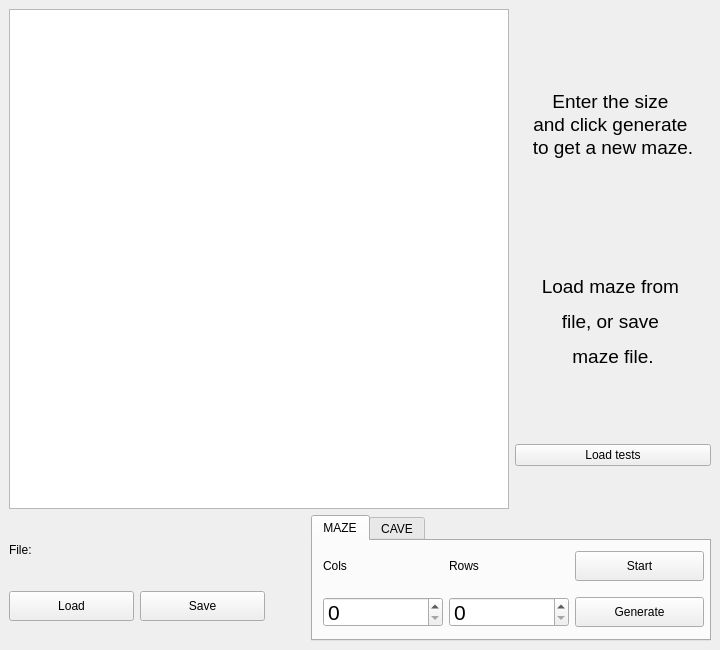
Old version of the form src/view/maze_qt_view/maze_main_win.ui in the repository ArturDV-main/Perfect-Maze-Generator-CPP.
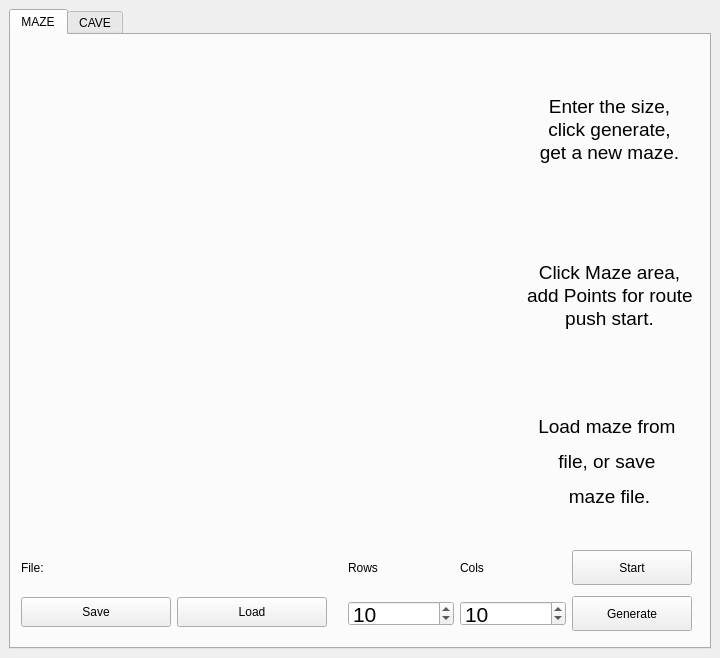
New version of the form. Custom widgets are drawn as their Qt base class.

Diff of the .ui file:
```diff
--- a/src/view/maze_qt_view/maze_main_win.ui
+++ b/src/view/maze_qt_view/maze_main_win.ui
@@ -7,15 +7,9 @@
     <x>0</x>
     <y>0</y>
     <width>720</width>
-    <height>650</height>
+    <height>658</height>
    </rect>
   </property>
-  <property name="sizePolicy">
-   <sizepolicy hsizetype="Preferred" vsizetype="Preferred">
-    <horstretch>0</horstretch>
-    <verstretch>0</verstretch>
-   </sizepolicy>
-  </property>
   <property name="minimumSize">
    <size>
     <width>720</width>
@@ -24,25 +18,77 @@
   </property>
   <property name="maximumSize">
    <size>
-    <width>1920</width>
-    <height>1080</height>
+    <width>16777215</width>
+    <height>16777215</height>
    </size>
   </property>
+  <property name="font">
+   <font>
+    <family>Arial</family>
+   </font>
+  </property>
   <property name="windowTitle">
    <string>MAZE CPP</string>
   </property>
   <widget class="QWidget" name="centralwidget">
+   <property name="sizePolicy">
+    <sizepolicy hsizetype="Fixed" vsizetype="Fixed">
+     <horstretch>0</horstretch>
+     <verstretch>0</verstretch>
+    </sizepolicy>
+   </property>
+   <property name="minimumSize">
+    <size>
+     <width>720</width>
+     <height>658</height>
+    </size>
+   </property>
    <property name="maximumSize">
     <size>
      <width>720</width>
-     <height>700</height>
+     <height>658</height>
     </size>
    </property>
    <layout class="QVBoxLayout" name="verticalLayout_3">
     <item>
+     <widget class="QTabWidget" name="tabWidget">
+      <property name="minimumSize">
+       <size>
+        <width>360</width>
+        <height>130</height>
+       </size>
+      </property>
+      <property name="maximumSize">
+       <size>
+        <width>730</width>
+        <height>650</height>
+       </size>
+      </property>
+      <property name="currentIndex">
+       <number>0</number>
+      </property>
+      <widget class="QWidget" name="tab_3">
+       <attribute name="title">
+        <string>MAZE</string>
+       </attribute>
+       <widget class="QWidget" name="layoutWidget">
+        <property name="geometry">
+         <rect>
+          <x>10</x>
+          <y>10</y>
+          <width>671</width>
+          <height>502</height>
+         </rect>
+        </property>
      <layout class="QHBoxLayout" name="horizontalLayout_2">
       <item>
-       <widget class="QGraphicsView" name="graphicsView">
+          <widget class="SceneGL" name="openGlView" native="true">
+           <property name="sizePolicy">
+            <sizepolicy hsizetype="Fixed" vsizetype="Fixed">
+             <horstretch>0</horstretch>
+             <verstretch>0</verstretch>
+            </sizepolicy>
+           </property>
         <property name="minimumSize">
          <size>
           <width>500</width>
@@ -75,17 +121,54 @@
           </property>
           <property name="font">
            <font>
+               <family>Arial</family>
             <pointsize>14</pointsize>
+               <bold>false</bold>
            </font>
           </property>
           <property name="text">
            <string>&lt;!DOCTYPE HTML PUBLIC &quot;-//W3C//DTD HTML 4.0//EN&quot; &quot;http://www.w3.org/TR/REC-html40/strict.dtd&quot;&gt;
 &lt;html&gt;&lt;head&gt;&lt;meta name=&quot;qrichtext&quot; content=&quot;1&quot; /&gt;&lt;style type=&quot;text/css&quot;&gt;
 p, li { white-space: pre-wrap; }
-&lt;/style&gt;&lt;/head&gt;&lt;body style=&quot; font-family:'Sans Serif'; font-size:9pt; font-weight:400; font-style:normal;&quot;&gt;
-&lt;p align=&quot;center&quot; style=&quot; margin-top:0px; margin-bottom:0px; margin-left:0px; margin-right:0px; -qt-block-indent:0; text-indent:0px;&quot;&gt;&lt;span style=&quot; font-size:14pt;&quot;&gt;Enter the size &lt;/span&gt;&lt;/p&gt;
-&lt;p align=&quot;center&quot; style=&quot; margin-top:0px; margin-bottom:0px; margin-left:0px; margin-right:0px; -qt-block-indent:0; text-indent:0px;&quot;&gt;&lt;span style=&quot; font-size:14pt;&quot;&gt;and click generate &lt;/span&gt;&lt;/p&gt;
-&lt;p align=&quot;center&quot; style=&quot; margin-top:0px; margin-bottom:0px; margin-left:0px; margin-right:0px; -qt-block-indent:0; text-indent:0px;&quot;&gt;&lt;span style=&quot; font-size:14pt;&quot;&gt;to get a new maze.&lt;/span&gt;&lt;/p&gt;&lt;/body&gt;&lt;/html&gt;</string>
+&lt;/style&gt;&lt;/head&gt;&lt;body style=&quot; font-family:'Arial'; font-size:14pt; font-weight:400; font-style:normal;&quot;&gt;
+&lt;p align=&quot;center&quot; style=&quot; margin-top:0px; margin-bottom:0px; margin-left:0px; margin-right:0px; -qt-block-indent:0; text-indent:0px;&quot;&gt;Enter the size,&lt;/p&gt;
+&lt;p align=&quot;center&quot; style=&quot; margin-top:0px; margin-bottom:0px; margin-left:0px; margin-right:0px; -qt-block-indent:0; text-indent:0px;&quot;&gt;click generate,&lt;/p&gt;
+&lt;p align=&quot;center&quot; style=&quot; margin-top:0px; margin-bottom:0px; margin-left:0px; margin-right:0px; -qt-block-indent:0; text-indent:0px;&quot;&gt;get a new maze.&lt;/p&gt;&lt;/body&gt;&lt;/html&gt;</string>
+             </property>
+             <property name="scaledContents">
+              <bool>true</bool>
+             </property>
+            </widget>
+           </item>
+           <item>
+            <widget class="QLabel" name="label_2">
+             <property name="minimumSize">
+              <size>
+               <width>150</width>
+               <height>120</height>
+              </size>
+             </property>
+             <property name="maximumSize">
+              <size>
+               <width>200</width>
+               <height>150</height>
+              </size>
+             </property>
+             <property name="font">
+              <font>
+               <family>Arial</family>
+               <pointsize>14</pointsize>
+               <bold>false</bold>
+              </font>
+             </property>
+             <property name="text">
+              <string>&lt;!DOCTYPE HTML PUBLIC &quot;-//W3C//DTD HTML 4.0//EN&quot; &quot;http://www.w3.org/TR/REC-html40/strict.dtd&quot;&gt;
+&lt;html&gt;&lt;head&gt;&lt;meta name=&quot;qrichtext&quot; content=&quot;1&quot; /&gt;&lt;meta charset=&quot;utf-8&quot; /&gt;&lt;style type=&quot;text/css&quot;&gt;
+p, li { white-space: pre-wrap; }
+&lt;/style&gt;&lt;/head&gt;&lt;body style=&quot; font-family:'Arial'; font-size:14pt; font-weight:400; font-style:normal;&quot;&gt;
+&lt;p align=&quot;center&quot; style=&quot; margin-top:0px; margin-bottom:0px; margin-left:0px; margin-right:0px; -qt-block-indent:0; text-indent:0px;&quot;&gt;&lt;span style=&quot; font-family:'Arial';&quot;&gt;Click Maze area,&lt;/span&gt;&lt;/p&gt;
+&lt;p align=&quot;center&quot; style=&quot; margin-top:0px; margin-bottom:0px; margin-left:0px; margin-right:0px; -qt-block-indent:0; text-indent:0px;&quot;&gt;&lt;span style=&quot; font-family:'Arial';&quot;&gt;add Points for route,&lt;/span&gt;&lt;/p&gt;
+&lt;p align=&quot;center&quot; style=&quot; margin-top:0px; margin-bottom:0px; margin-left:0px; margin-right:0px; -qt-block-indent:0; text-indent:0px;&quot;&gt;&lt;span style=&quot; font-family:'Arial';&quot;&gt;push start.&lt;/span&gt;&lt;/p&gt;&lt;/body&gt;&lt;/html&gt;</string>
           </property>
           <property name="scaledContents">
            <bool>true</bool>
@@ -108,7 +191,9 @@
           </property>
           <property name="font">
            <font>
+               <family>Arial</family>
             <pointsize>14</pointsize>
+               <bold>false</bold>
            </font>
           </property>
           <property name="text">
@@ -116,82 +201,33 @@
           </property>
          </widget>
         </item>
-        <item>
-         <widget class="QPushButton" name="button4_load_tests">
-          <property name="text">
-           <string>Load tests</string>
-          </property>
-          <property name="checkable">
-           <bool>true</bool>
-          </property>
-         </widget>
-        </item>
        </layout>
       </item>
      </layout>
-    </item>
-    <item>
-     <layout class="QHBoxLayout" name="horizontalLayout_4">
-      <item>
-       <layout class="QGridLayout" name="gridLayout_2">
-        <item row="6" column="2">
-         <widget class="QPushButton" name="button2_load_data">
-          <property name="minimumSize">
-           <size>
-            <width>120</width>
-            <height>20</height>
-           </size>
-          </property>
-          <property name="maximumSize">
-           <size>
-            <width>150</width>
-            <height>30</height>
-           </size>
-          </property>
-          <property name="text">
-           <string>Save</string>
-          </property>
-          <property name="checkable">
-           <bool>true</bool>
-          </property>
-         </widget>
-        </item>
-        <item row="6" column="0">
-         <widget class="QPushButton" name="button1_set_data">
-          <property name="minimumSize">
-           <size>
-            <width>120</width>
-            <height>20</height>
-           </size>
-          </property>
-          <property name="maximumSize">
-           <size>
-            <width>150</width>
-            <height>30</height>
-           </size>
-          </property>
-          <property name="text">
-           <string>Load</string>
-          </property>
-          <property name="checkable">
-           <bool>true</bool>
-          </property>
-          <property name="flat">
-           <bool>false</bool>
-          </property>
-         </widget>
-        </item>
-        <item row="1" column="0">
+       </widget>
+       <widget class="QWidget" name="layoutWidget1">
+        <property name="geometry">
+         <rect>
+          <x>10</x>
+          <y>510</y>
+          <width>671</width>
+          <height>91</height>
+         </rect>
+        </property>
+        <layout class="QHBoxLayout" name="horizontalLayout">
+         <item>
+          <layout class="QVBoxLayout" name="verticalLayout_2">
+           <item>
          <widget class="QLabel" name="label_6">
           <property name="minimumSize">
            <size>
-            <width>120</width>
+               <width>200</width>
             <height>20</height>
            </size>
           </property>
           <property name="maximumSize">
            <size>
-            <width>150</width>
+               <width>250</width>
             <height>30</height>
            </size>
           </property>
@@ -200,6 +236,57 @@
           </property>
          </widget>
         </item>
+           <item>
+            <layout class="QHBoxLayout" name="horizontalLayout_4">
+             <item>
+              <widget class="QPushButton" name="button_save">
+               <property name="minimumSize">
+                <size>
+                 <width>120</width>
+                 <height>20</height>
+                </size>
+               </property>
+               <property name="maximumSize">
+                <size>
+                 <width>150</width>
+                 <height>30</height>
+                </size>
+               </property>
+               <property name="text">
+                <string>Save</string>
+               </property>
+               <property name="checkable">
+                <bool>false</bool>
+               </property>
+              </widget>
+             </item>
+             <item>
+              <widget class="QPushButton" name="button_load">
+               <property name="minimumSize">
+                <size>
+                 <width>120</width>
+                 <height>20</height>
+                </size>
+               </property>
+               <property name="maximumSize">
+                <size>
+                 <width>150</width>
+                 <height>30</height>
+                </size>
+               </property>
+               <property name="text">
+                <string>Load</string>
+               </property>
+               <property name="checkable">
+                <bool>false</bool>
+               </property>
+               <property name="flat">
+                <bool>false</bool>
+               </property>
+              </widget>
+             </item>
+            </layout>
+           </item>
        </layout>
       </item>
       <item>
@@ -212,134 +299,67 @@
         </property>
         <property name="sizeHint" stdset="0">
          <size>
-          <width>40</width>
+             <width>15</width>
           <height>20</height>
          </size>
         </property>
        </spacer>
       </item>
       <item>
-       <layout class="QVBoxLayout" name="verticalLayout_2">
-        <item>
-         <widget class="QTabWidget" name="tabWidget">
-          <property name="maximumSize">
-           <size>
-            <width>400</width>
-            <height>200</height>
-           </size>
-          </property>
-          <property name="currentIndex">
-           <number>0</number>
-          </property>
-          <widget class="QWidget" name="tab_3">
-           <attribute name="title">
-            <string>MAZE</string>
-           </attribute>
-           <widget class="QWidget" name="layoutWidget">
-            <property name="geometry">
-             <rect>
-              <x>10</x>
-              <y>0</y>
-              <width>381</width>
-              <height>98</height>
-             </rect>
-            </property>
             <layout class="QGridLayout" name="gridLayout">
-             <item row="1" column="4">
-              <widget class="QPushButton" name="button3_add_tests">
-               <property name="minimumSize">
-                <size>
-                 <width>120</width>
-                 <height>30</height>
-                </size>
-               </property>
-               <property name="maximumSize">
-                <size>
-                 <width>150</width>
-                 <height>40</height>
-                </size>
-               </property>
-               <property name="text">
-                <string>Generate</string>
-               </property>
-               <property name="checkable">
-                <bool>true</bool>
-               </property>
-              </widget>
-             </item>
-             <item row="1" column="3">
-              <widget class="QSpinBox" name="spinBox_2">
-               <property name="minimumSize">
-                <size>
-                 <width>120</width>
-                 <height>20</height>
-                </size>
-               </property>
-               <property name="maximumSize">
-                <size>
-                 <width>120</width>
-                 <height>30</height>
-                </size>
-               </property>
-               <property name="font">
-                <font>
-                 <pointsize>16</pointsize>
-                </font>
-               </property>
-              </widget>
-             </item>
-             <item row="0" column="3">
-              <widget class="QLabel" name="label_4">
-               <property name="minimumSize">
-                <size>
-                 <width>120</width>
-                 <height>20</height>
-                </size>
-               </property>
-               <property name="maximumSize">
-                <size>
-                 <width>120</width>
-                 <height>30</height>
-                </size>
-               </property>
-               <property name="text">
-                <string>Rows</string>
-               </property>
-              </widget>
-             </item>
-             <item row="1" column="1">
-              <widget class="QSpinBox" name="spinBox">
-               <property name="minimumSize">
-                <size>
-                 <width>120</width>
-                 <height>20</height>
-                </size>
-               </property>
-               <property name="maximumSize">
-                <size>
-                 <width>120</width>
-                 <height>30</height>
-                </size>
-               </property>
-               <property name="font">
-                <font>
-                 <pointsize>16</pointsize>
-                </font>
-               </property>
-              </widget>
-             </item>
              <item row="0" column="1">
               <widget class="QLabel" name="label_5">
                <property name="minimumSize">
                 <size>
+               <width>50</width>
+               <height>15</height>
+              </size>
+             </property>
+             <property name="maximumSize">
+              <size>
                  <width>120</width>
-                 <height>20</height>
-                </size>
-               </property>
+               <height>25</height>
+              </size>
+             </property>
+             <property name="text">
+              <string>Rows</string>
+             </property>
+            </widget>
+           </item>
+           <item row="1" column="4">
+            <widget class="QPushButton" name="button_generate">
+             <property name="minimumSize">
+              <size>
+               <width>120</width>
+               <height>35</height>
+              </size>
+             </property>
                <property name="maximumSize">
                 <size>
+               <width>150</width>
+               <height>45</height>
+              </size>
+             </property>
+             <property name="text">
+              <string>Generate</string>
+             </property>
+             <property name="checkable">
+              <bool>false</bool>
+             </property>
+            </widget>
+           </item>
+           <item row="0" column="3">
+            <widget class="QLabel" name="label_4">
+             <property name="minimumSize">
+              <size>
+               <width>50</width>
+               <height>35</height>
+              </size>
+             </property>
+             <property name="maximumSize">
+              <size>
                  <width>120</width>
-                 <height>30</height>
+               <height>45</height>
                 </size>
                </property>
                <property name="text">
@@ -348,26 +368,92 @@
               </widget>
              </item>
              <item row="0" column="4">
-              <widget class="QPushButton" name="button5_start_edu">
+            <widget class="QPushButton" name="button_start_edu">
                <property name="minimumSize">
                 <size>
                  <width>120</width>
-                 <height>30</height>
+               <height>35</height>
                 </size>
                </property>
                <property name="maximumSize">
                 <size>
                  <width>150</width>
-                 <height>40</height>
+               <height>45</height>
                 </size>
                </property>
                <property name="text">
                 <string>Start</string>
                </property>
                <property name="checkable">
-                <bool>true</bool>
-               </property>
-              </widget>
+              <bool>false</bool>
+             </property>
+            </widget>
+           </item>
+           <item row="1" column="3">
+            <widget class="QSpinBox" name="maze_cols">
+             <property name="minimumSize">
+              <size>
+               <width>50</width>
+               <height>15</height>
+              </size>
+             </property>
+             <property name="maximumSize">
+              <size>
+               <width>120</width>
+               <height>25</height>
+              </size>
+             </property>
+             <property name="font">
+              <font>
+               <family>Arial</family>
+               <pointsize>16</pointsize>
+               <bold>false</bold>
+              </font>
+             </property>
+             <property name="minimum">
+              <number>2</number>
+             </property>
+             <property name="maximum">
+              <number>50</number>
+             </property>
+             <property name="value">
+              <number>10</number>
+             </property>
+            </widget>
+           </item>
+           <item row="1" column="1">
+            <widget class="QSpinBox" name="maze_rows">
+             <property name="minimumSize">
+              <size>
+               <width>50</width>
+               <height>15</height>
+              </size>
+             </property>
+             <property name="maximumSize">
+              <size>
+               <width>120</width>
+               <height>25</height>
+              </size>
+             </property>
+             <property name="font">
+              <font>
+               <family>Arial</family>
+               <pointsize>16</pointsize>
+               <bold>false</bold>
+              </font>
+             </property>
+             <property name="minimum">
+              <number>2</number>
+             </property>
+             <property name="maximum">
+              <number>50</number>
+             </property>
+             <property name="value">
+              <number>10</number>
+             </property>
+            </widget>
+           </item>
+          </layout>
              </item>
             </layout>
            </widget>
@@ -376,29 +462,299 @@
            <attribute name="title">
             <string>CAVE</string>
            </attribute>
-           <widget class="QPushButton" name="pushButton">
+       <widget class="QWidget" name="layoutWidget1_2">
             <property name="geometry">
              <rect>
-              <x>210</x>
-              <y>10</y>
-              <width>181</width>
-              <height>41</height>
-             </rect>
+          <x>10</x>
+          <y>510</y>
+          <width>671</width>
+          <height>91</height>
+         </rect>
+        </property>
+        <layout class="QHBoxLayout" name="horizontalLayout_3">
+         <item>
+          <layout class="QVBoxLayout" name="verticalLayout_4">
+           <item>
+            <widget class="QLabel" name="label_7">
+             <property name="minimumSize">
+              <size>
+               <width>120</width>
+               <height>20</height>
+              </size>
+             </property>
+             <property name="maximumSize">
+              <size>
+               <width>150</width>
+               <height>30</height>
+              </size>
+             </property>
+             <property name="text">
+              <string>&lt;html&gt;&lt;head/&gt;&lt;body&gt;&lt;p&gt;&lt;span style=&quot; font-size:14pt;&quot;&gt;File:&lt;/span&gt;&lt;/p&gt;&lt;/body&gt;&lt;/html&gt;</string>
+             </property>
+            </widget>
+           </item>
+           <item>
+            <layout class="QHBoxLayout" name="horizontalLayout_5">
+             <item>
+              <widget class="QPushButton" name="button_save_2">
+               <property name="minimumSize">
+                <size>
+                 <width>120</width>
+                 <height>20</height>
+                </size>
+               </property>
+               <property name="maximumSize">
+                <size>
+                 <width>150</width>
+                 <height>30</height>
+                </size>
+               </property>
+               <property name="text">
+                <string>Save</string>
+               </property>
+               <property name="checkable">
+                <bool>false</bool>
+               </property>
+              </widget>
+             </item>
+             <item>
+              <widget class="QPushButton" name="button_load_2">
+               <property name="minimumSize">
+                <size>
+                 <width>120</width>
+                 <height>20</height>
+                </size>
+               </property>
+               <property name="maximumSize">
+                <size>
+                 <width>150</width>
+                 <height>30</height>
+                </size>
+               </property>
+               <property name="text">
+                <string>Load</string>
+               </property>
+               <property name="checkable">
+                <bool>false</bool>
+               </property>
+               <property name="flat">
+                <bool>false</bool>
+               </property>
+              </widget>
+             </item>
+            </layout>
+           </item>
+          </layout>
+         </item>
+         <item>
+          <spacer name="horizontalSpacer_2">
+           <property name="orientation">
+            <enum>Qt::Horizontal</enum>
+           </property>
+           <property name="sizeType">
+            <enum>QSizePolicy::Minimum</enum>
+           </property>
+           <property name="sizeHint" stdset="0">
+            <size>
+             <width>15</width>
+             <height>20</height>
+            </size>
+           </property>
+          </spacer>
+         </item>
+         <item>
+          <layout class="QGridLayout" name="gridLayout_2">
+           <item row="0" column="1">
+            <widget class="QLabel" name="label_8">
+             <property name="minimumSize">
+              <size>
+               <width>50</width>
+               <height>15</height>
+              </size>
+             </property>
+             <property name="maximumSize">
+              <size>
+               <width>120</width>
+               <height>25</height>
+              </size>
+             </property>
+             <property name="text">
+              <string>Cols</string>
+             </property>
+            </widget>
+           </item>
+           <item row="1" column="4">
+            <widget class="QPushButton" name="button_generate_2">
+             <property name="minimumSize">
+              <size>
+               <width>120</width>
+               <height>35</height>
+              </size>
+             </property>
+             <property name="maximumSize">
+              <size>
+               <width>150</width>
+               <height>45</height>
+              </size>
             </property>
             <property name="text">
              <string>Generate</string>
             </property>
-           </widget>
-          </widget>
-         </widget>
-        </item>
+             <property name="checkable">
+              <bool>false</bool>
+             </property>
+            </widget>
+           </item>
+           <item row="0" column="3">
+            <widget class="QLabel" name="label_9">
+             <property name="minimumSize">
+              <size>
+               <width>50</width>
+               <height>35</height>
+              </size>
+             </property>
+             <property name="maximumSize">
+              <size>
+               <width>120</width>
+               <height>45</height>
+              </size>
+             </property>
+             <property name="text">
+              <string>Rows</string>
+             </property>
+            </widget>
+           </item>
+           <item row="0" column="4">
+            <widget class="QPushButton" name="button5_start_edu_2">
+             <property name="minimumSize">
+              <size>
+               <width>120</width>
+               <height>35</height>
+              </size>
+             </property>
+             <property name="maximumSize">
+              <size>
+               <width>150</width>
+               <height>45</height>
+              </size>
+             </property>
+             <property name="text">
+              <string>Start</string>
+             </property>
+             <property name="checkable">
+              <bool>false</bool>
+             </property>
+            </widget>
+           </item>
+           <item row="1" column="3">
+            <widget class="QSpinBox" name="spinBox_3">
+             <property name="minimumSize">
+              <size>
+               <width>50</width>
+               <height>15</height>
+              </size>
+             </property>
+             <property name="maximumSize">
+              <size>
+               <width>120</width>
+               <height>25</height>
+              </size>
+             </property>
+             <property name="font">
+              <font>
+               <family>Arial</family>
+               <pointsize>16</pointsize>
+               <bold>false</bold>
+              </font>
+             </property>
+             <property name="minimum">
+              <number>2</number>
+             </property>
+             <property name="maximum">
+              <number>50</number>
+             </property>
+             <property name="value">
+              <number>10</number>
+             </property>
+            </widget>
+           </item>
+           <item row="1" column="1">
+            <widget class="QSpinBox" name="spinBox_4">
+             <property name="minimumSize">
+              <size>
+               <width>50</width>
+               <height>15</height>
+              </size>
+             </property>
+             <property name="maximumSize">
+              <size>
+               <width>120</width>
+               <height>25</height>
+              </size>
+             </property>
+             <property name="font">
+              <font>
+               <family>Arial</family>
+               <pointsize>16</pointsize>
+               <bold>false</bold>
+              </font>
+             </property>
+             <property name="minimum">
+              <number>2</number>
+             </property>
+             <property name="maximum">
+              <number>50</number>
+             </property>
+             <property name="value">
+              <number>10</number>
+             </property>
+            </widget>
+           </item>
        </layout>
       </item>
      </layout>
+       </widget>
+       <widget class="QWidget" name="horizontalLayoutWidget">
+        <property name="geometry">
+         <rect>
+          <x>10</x>
+          <y>10</y>
+          <width>502</width>
+          <height>502</height>
+         </rect>
+        </property>
+        <layout class="QVBoxLayout" name="verticalLayout_5">
+         <item>
+          <widget class="SceneGL" name="openGLCave" native="true">
+           <property name="minimumSize">
+            <size>
+             <width>500</width>
+             <height>500</height>
+            </size>
+           </property>
+           <property name="maximumSize">
+            <size>
+             <width>500</width>
+             <height>500</height>
+            </size>
+           </property>
+          </widget>
     </item>
    </layout>
   </widget>
  </widget>
+     </widget>
+    </item>
+   </layout>
+  </widget>
+ </widget>
+ <customwidgets>
+  <customwidget>
+   <class>SceneGL</class>
+   <extends>QWidget</extends>
+   <header>scenegl.h</header>
+  </customwidget>
+ </customwidgets>
  <resources/>
  <connections/>
 </ui>
```
Lines whose indentation alone changed are shown as unchanged.
